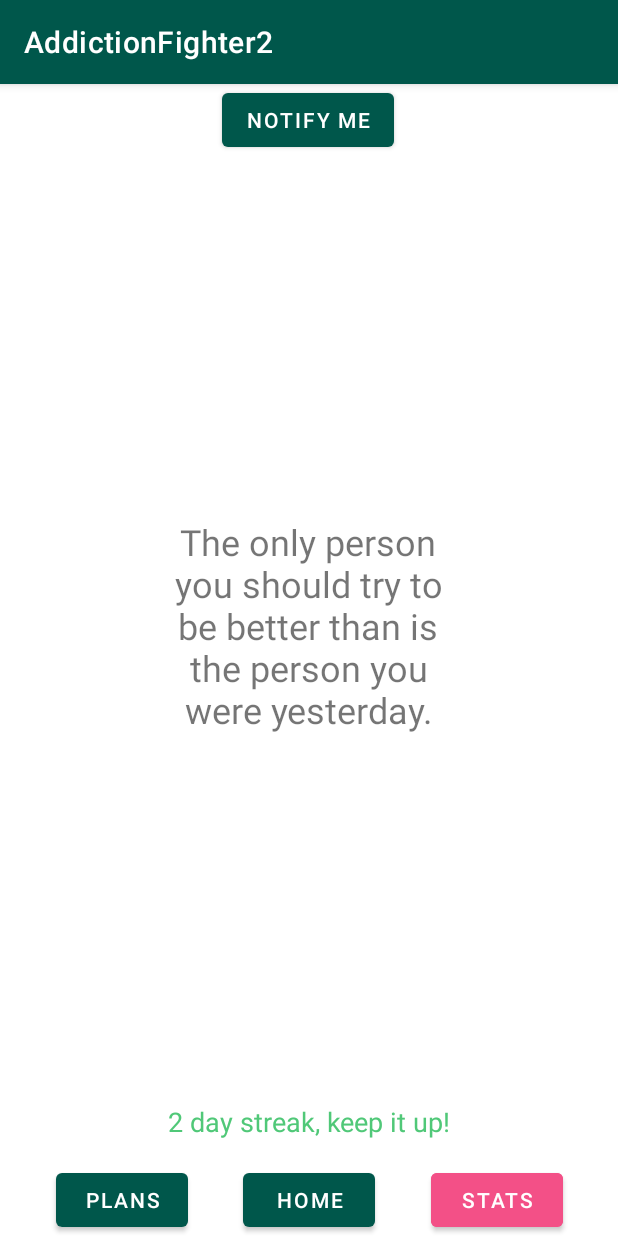
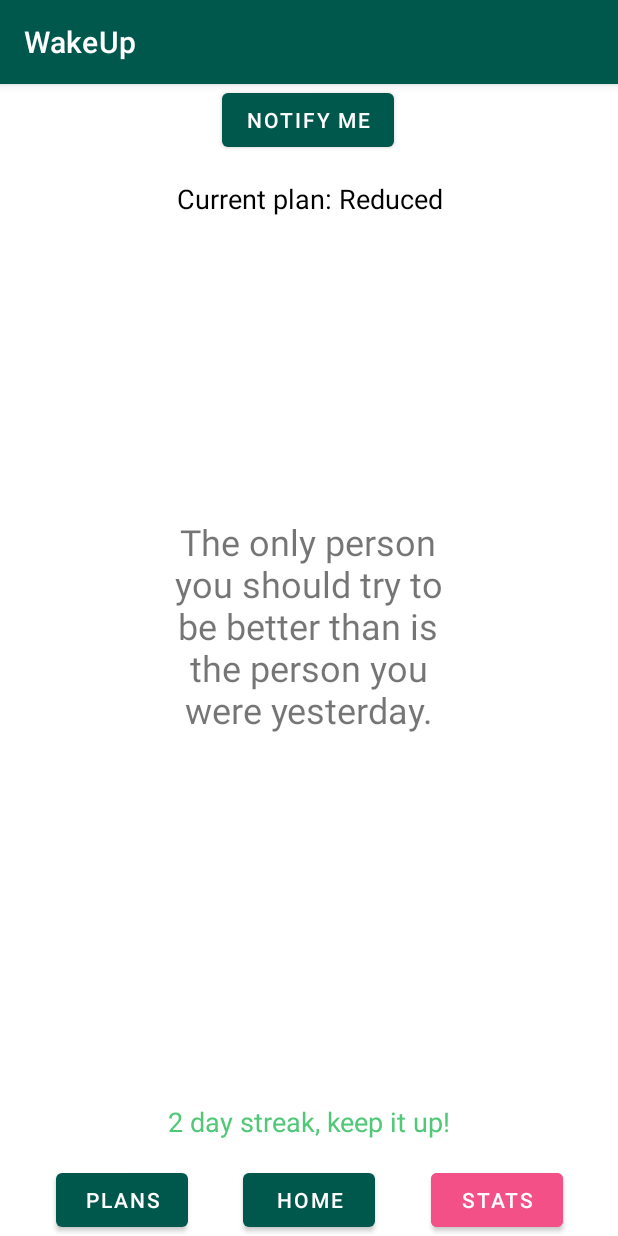
Before and after one commit to zhanjz22/AddictionFighter2, an Android app: the SelectPlanActivity screen opened directly, with no data from a screen before it, after a tap on "REDUCED 30 MIN/DAY", on a phone screen of 412 x 824 dp. Run offline under Robolectric (Android 15) with nearby library versions, the phone set to English and light mode, and no system bars.

Commit message:
Visual changes and save custom plan

```diff
--- a/app/src/main/java/com/example/addictionfighter2/MainActivity.java
+++ b/app/src/main/java/com/example/addictionfighter2/MainActivity.java
@@ -89,16 +89,15 @@ public class MainActivity extends AppCompatActivity {
         TextView motivationTextView = (TextView) findViewById(R.id.motivation);
         motivationTextView.setText(randomQuote);
 
-        TextView planDetailsTextView = findViewById(R.id.planDetailsTextView);
+        TextView planNameTextView = findViewById(R.id.planNameTextView);
 
-        Plan currentPlan = getIntent().getParcelableExtra("selected_plan");
-        if (currentPlan != null) {
-            displayPlanDetails(currentPlan);
+        // Get the plan name sent from SelectPlanActivity
+        String planName = getIntent().getStringExtra("selected_plan_name");
+        if (planName != null) {
+            planNameTextView.setText("Current plan: " + planName);
         } else {
-            planDetailsTextView.setText("No plan received."); //not working
+            planNameTextView.setText("No plan selected");
         }
-
-        //scheduleCurfewNotification();
 
         Intent foregroundMonitoring = new Intent(getApplicationContext(), MonitoringService.class);
         getApplicationContext().startForegroundService(foregroundMonitoring);
@@ -124,8 +123,8 @@ public class MainActivity extends AppCompatActivity {
 
         NotificationCompat.Builder builder = new NotificationCompat.Builder(this, "test_channel")
                 .setSmallIcon(android.R.drawable.ic_dialog_info) // Make sure to use a valid icon
-                .setContentTitle("My notification")
-                .setContentText("Hello World!")
+                .setContentTitle("WakeUp")
+                .setContentText("You have turned notifications on!")
                 .setPriority(NotificationCompat.PRIORITY_DEFAULT)
                 .setContentIntent(pendingIntent)
                 .setAutoCancel(true);
--- a/app/src/main/java/com/example/addictionfighter2/Plan.java
+++ b/app/src/main/java/com/example/addictionfighter2/Plan.java
@@ -12,6 +12,7 @@ public class Plan implements Parcelable {
     long[] timePerDay; // Time in seconds per day
     LocalTime[] beginPerDay; // Start time per day
     LocalTime[] endPerDay; // End time per day
+    String name;
 
     public Plan() {
         timePerDay = new long[7];
@@ -95,6 +96,10 @@ public class Plan implements Parcelable {
         }
     }
 
+    public void setName(String name) {
+        this.name = name;
+    }
+
     // Gets the maximum allowed time for a specific day
     public long getMaxTime(DayOfWeek day) {
         return timePerDay[day.getValue() - 1];
@@ -110,6 +115,10 @@ public class Plan implements Parcelable {
         return endPerDay[day.getValue() - 1];
     }
 
+    public String getName () {
+        return name;
+    }
+
     // Checks if usage is ok at a specific datetime
     public boolean okToUse(LocalTime dt, DayOfWeek day) {
         LocalTime begin = beginPerDay[day.getValue() - 1];
--- a/app/src/main/java/com/example/addictionfighter2/SelectPlanActivity.java
+++ b/app/src/main/java/com/example/addictionfighter2/SelectPlanActivity.java
@@ -67,23 +67,28 @@ public class SelectPlanActivity extends AppCompatActivity {
             case "cold":
                 // No usage allowed at all
                 plan.setAllTimes(0);
+                plan.setName("Cold Turkey");
                 break;
             case "reduced":
                 // Reduced plan: 30 minutes per day
                 plan.setAllTimes(1800);
+                plan.setName("Reduced");
                 break;
             case "schoolFocus":
                 // School focus: Allowed only on weekends
                 plan.setDayTime(DayOfWeek.SATURDAY, 86400); // Full day in seconds
                 plan.setDayTime(DayOfWeek.SUNDAY, 86400);
+                plan.setName("School Focus");
                 break;
             case "sleep":
                 // Sleep plan: 1 hour per day, not after 9 PM
                 plan.setAllTimes(3600);
                 plan.setAllEnds(LocalTime.of(21, 0)); // 9 PM
+                plan.setName("Sleep");
                 break;
+            default: plan.setName("Custom");
         }
-        intent.putExtra("selected_plan", plan); // Assuming selectedPlan is your Plan object
+        intent.putExtra("selected_plan_name", plan.getName()); // Assuming selectedPlan is your Plan object
         startActivity(intent);
         finish(); // Optional, if you want to close the select plan activity
 
--- a/app/src/main/res/layout/activity_main.xml
+++ b/app/src/main/res/layout/activity_main.xml
@@ -35,6 +35,20 @@
         app:layout_constraintBottom_toBottomOf="parent"
         app:layout_constraintEnd_toStartOf="@+id/button_home"
         app:layout_constraintStart_toStartOf="parent" />
+
+    <TextView
+        android:id="@+id/planNameTextView"
+        android:layout_width="0dp"
+        android:layout_height="wrap_content"
+        android:text="Plan Name Here"
+        android:textSize="18sp"
+        android:textColor="@android:color/black"
+        android:gravity="center"
+        android:padding="16dp"
+        app:layout_constraintTop_toBottomOf="@+id/button_notify"
+        app:layout_constraintStart_toStartOf="parent"
+        app:layout_constraintEnd_toEndOf="parent"
+        app:layout_constraintHorizontal_bias="0.5" />
 
     <TextView
         android:id="@+id/motivation"
--- a/app/src/main/res/values/strings.xml
+++ b/app/src/main/res/values/strings.xml
@@ -1,5 +1,5 @@
 <resources>
-    <string name="app_name">AddictionFighter2</string>
+    <string name="app_name">WakeUp</string>
 
     <string name="open_app_usage_setting">Open Apps with usage access settings</string>
     <string name="last_time_used">"Last time used: "</string>
@@ -13,5 +13,4 @@
     <string name="channel_name">Curfew Notifications</string>
     <string name="channel_description">Notifications to remind you of your 9 PM curfew to reduce screen time.</string>
 
-    <string name="wakeup_logo_description">WakeUp logo</string>
 </resources>
--- a/app/src/main/res/values/styles.xml
+++ b/app/src/main/res/values/styles.xml
@@ -12,7 +12,7 @@
         <item name="colorOnSecondary">@android:color/white</item>
 
         <item name="android:statusBarColor" tools:targetApi="l">@color/colorPrimaryVariantDark</item>
-        <!-- Customize your theme here. -->
+
     </style>
 
 </resources>
```
Also changed, not shown: app/src/main/java/com/example/addictionfighter2/CustomPlanActivity.java (+49 -10 lines), app/src/main/wakeup-playstore.png (added).
